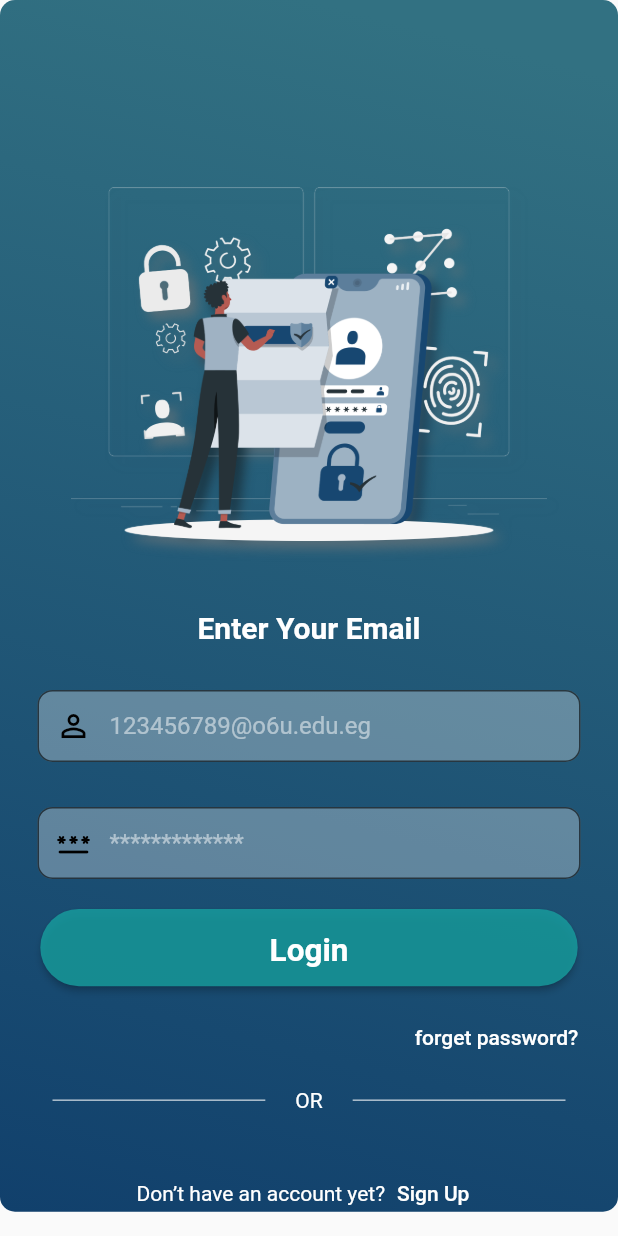
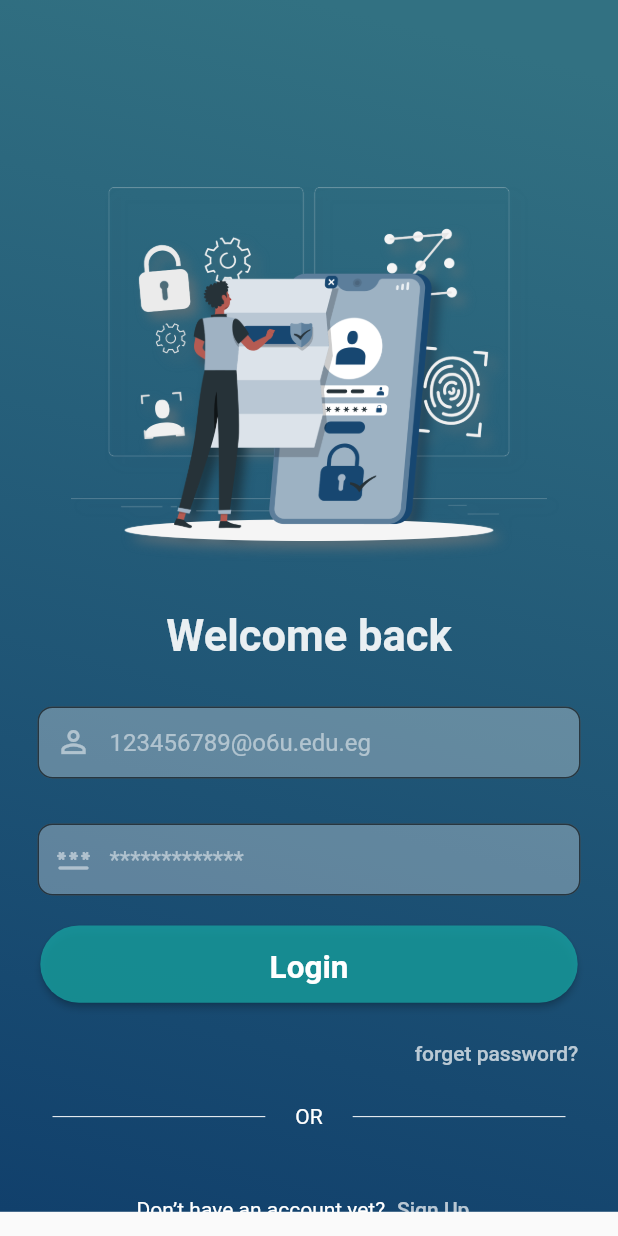
Before and after one commit to magedzidan/Gradution_project, a Flutter app: the screen it shows after launch, on a phone screen of 412 x 824 dp. Run offline on Flutter 3.47's test engine with Material 2 defaults, Android fonts, the phone set to English and light mode, and no system bars; drawn by our look-alikes of simple_shadow; our stand-ins replace firebase_auth, firebase_core, get, sizer; missing offline and left inert: dashed_line; accounts and stored records are empty.

Commit message:
-changes

```diff
--- a/lib/authentcation/sign_in/sign_in_viewpage.dart
+++ b/lib/authentcation/sign_in/sign_in_viewpage.dart
@@ -49,7 +49,7 @@ class SignIn extends GetWidget<sign_in_controller> {
       ),*/
       body: Container(
         decoration: BoxDecoration(
-          borderRadius: BorderRadius.circular(10),
+         // borderRadius: BorderRadius.circular(60),
         //  color: Colors.grey.shade200,
 
           gradient: LinearGradient(colors: [
@@ -90,11 +90,14 @@ class SignIn extends GetWidget<sign_in_controller> {
                   // Default: Offset(2, 2)
                   sigma: 4, // Default: 2
                 ),
-                Text('Enter Your Email',
+                Text('Welcome back',
                     style: TextStyle(
-                        color: Colors.white,
-                        fontSize: 20,
-                        fontWeight: FontWeight.bold)),
+                        color: Colors.white.withOpacity(0.9),
+                        fontSize: 29,
+                        fontWeight: FontWeight.bold,
+                    ),
+                ),
+
                 SizedBox(
                   height: 30,
                 ),
@@ -151,7 +154,7 @@ class SignIn extends GetWidget<sign_in_controller> {
                     TextButton(
                       onPressed: () {},
                       child: Text("forget password?",
-                          style: TextStyle(color: Colors.white)),
+                          style: TextStyle(color: Colors.white.withOpacity(0.7))),
                     )
                   ],
                 ),
@@ -184,7 +187,7 @@ class SignIn extends GetWidget<sign_in_controller> {
                     TextButton(
                       onPressed: () {},
                       child: Text('Sign Up',
-                          style: TextStyle(color: Colors.white)),
+                          style: TextStyle(color: Colors.white.withOpacity(0.7))),
                     )
                   ],
                 )
--- a/lib/authentcation/widgets/CustomTextFormFieldLogin.dart
+++ b/lib/authentcation/widgets/CustomTextFormFieldLogin.dart
@@ -27,7 +27,7 @@ class custom_textformfield extends StatelessWidget {
       padding: const EdgeInsets.only(right: 25, left: 25),
       child: TextFormField(
         style: TextStyle(
-          color: Colors.white.withOpacity(0.7),
+          color: Colors.white.withOpacity(0.9),
         ),
         decoration: InputDecoration(
           contentPadding:
@@ -36,7 +36,7 @@ class custom_textformfield extends StatelessWidget {
               borderRadius: BorderRadius.all(Radius.circular(4)),
               borderSide: BorderSide(
                 width: 1,
-                color: Colors.red,
+                color: Colors.red.withOpacity(0.8),
               )),
           focusedBorder: OutlineInputBorder(
               borderRadius: BorderRadius.all(Radius.circular(4)),
@@ -54,7 +54,7 @@ class custom_textformfield extends StatelessWidget {
           fillColor: Colors.white.withOpacity(0.3),
           prefixIcon: Icon(
             icon,
-            color: Colors.black,
+            color: Colors.white.withOpacity(0.5),
           ),
           border: OutlineInputBorder(
             borderRadius: BorderRadius.only(
--- a/lib/main.dart
+++ b/lib/main.dart
@@ -24,6 +24,7 @@ class MyApp extends StatelessWidget{
       debugShowCheckedModeBanner: false,
       theme: ThemeData(
         primaryColor: primarycolor,
+        fontFamily: 'Roboto',
         //scaffoldBackgroundColor: GradientBackground,
 
       ),
```
Also changed, not shown: pubspec.yaml (+9 -6 lines).
